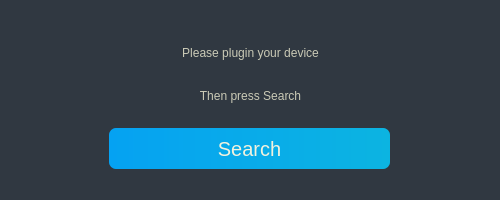
First picture: the form in KeyBoardSetter/KeyboardSetter/devicefinder.ui, repository TabbycatPie/CustomKeyboard, before the edit.
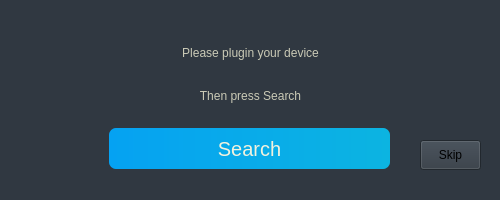
Second picture: the form after the edit.

```diff
--- a/KeyBoardSetter/KeyboardSetter/devicefinder.ui
+++ b/KeyBoardSetter/KeyboardSetter/devicefinder.ui
@@ -85,6 +85,19 @@
      <set>Qt::AlignCenter</set>
     </property>
    </widget>
+   <widget class="QPushButton" name="btn_skip">
+    <property name="geometry">
+     <rect>
+      <x>420</x>
+      <y>140</y>
+      <width>61</width>
+      <height>30</height>
+     </rect>
+    </property>
+    <property name="text">
+     <string>Skip</string>
+    </property>
+   </widget>
   </widget>
   <widget class="QStatusBar" name="statusbar"/>
  </widget>
```
